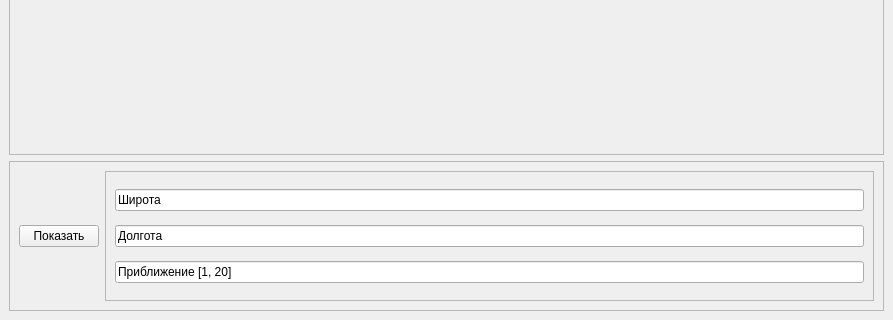
Above: usablemaps/gui/MapInterface.ui from ZZU1U/useableMaps before the change; both pictures show x 0 to 893 and y 364 to 684 of the 893 by 684 pixel window. Below: the same form after it.
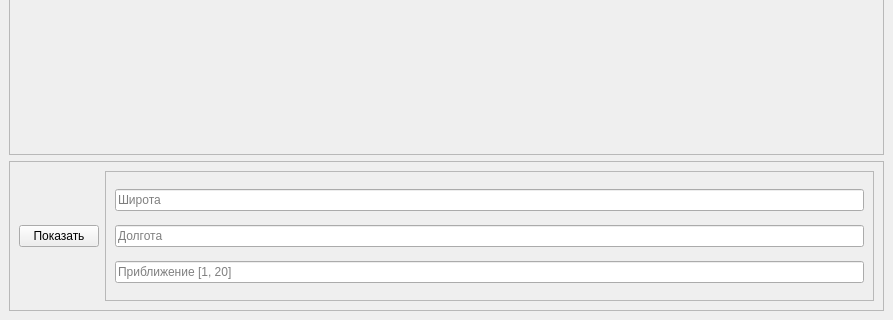
That is the form after the change.

Commit message: INFO: Добавил управление передвижением, но только не на стрелочки, а на wasd, потому что стрелочки не считываются при фокусе на виджетах. + Добавил проверки + Добавил logging

Patch:
```diff
--- a/usablemaps/gui/MapInterface.ui
+++ b/usablemaps/gui/MapInterface.ui
@@ -74,6 +74,12 @@
              <string/>
             </property>
             <property name="text">
+             <string/>
+            </property>
+            <property name="cursorPosition">
+             <number>0</number>
+            </property>
+            <property name="placeholderText">
              <string>Широта</string>
             </property>
             <property name="cursorPosition">
@@ -87,6 +93,12 @@
              <string/>
             </property>
             <property name="text">
+             <string/>
+            </property>
+            <property name="cursorPosition">
+             <number>0</number>
+            </property>
+            <property name="placeholderText">
              <string>Долгота</string>
             </property>
             <property name="cursorPosition">
@@ -100,6 +112,12 @@
              <string/>
             </property>
             <property name="text">
+             <string/>
+            </property>
+            <property name="cursorPosition">
+             <number>0</number>
+            </property>
+            <property name="placeholderText">
              <string>Приближение [1, 20]</string>
             </property>
             <property name="cursorPosition">
```
Left out of the diff: 9 changed lines with no effect on the pictures. The commit also changes 2 other files.
